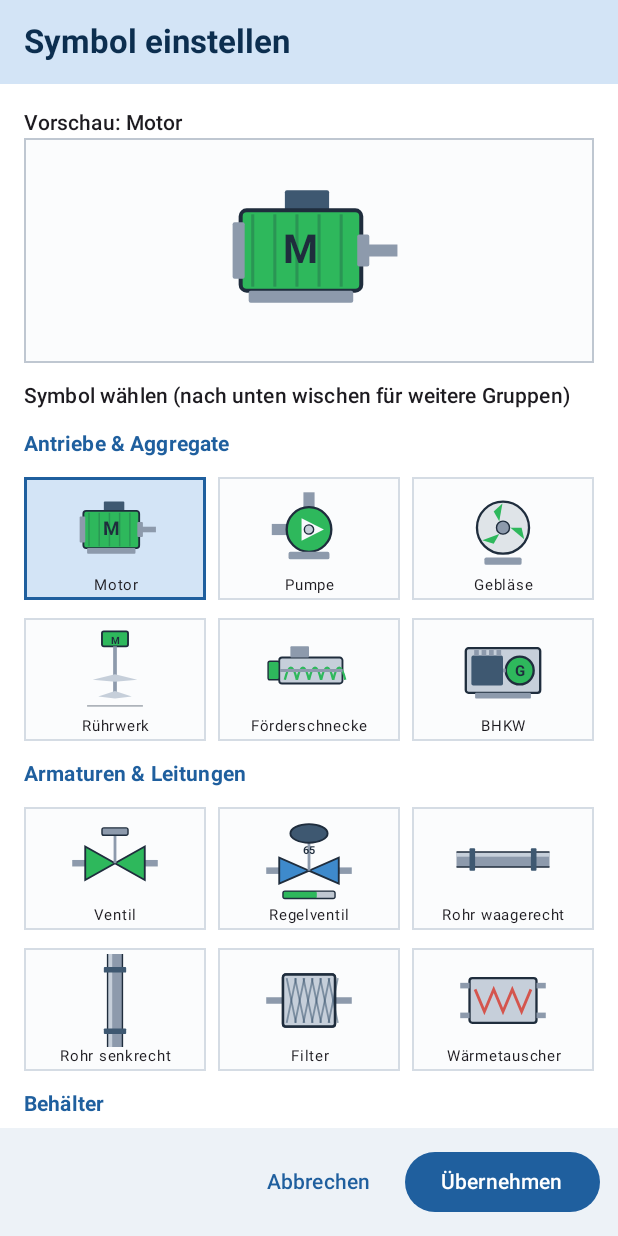
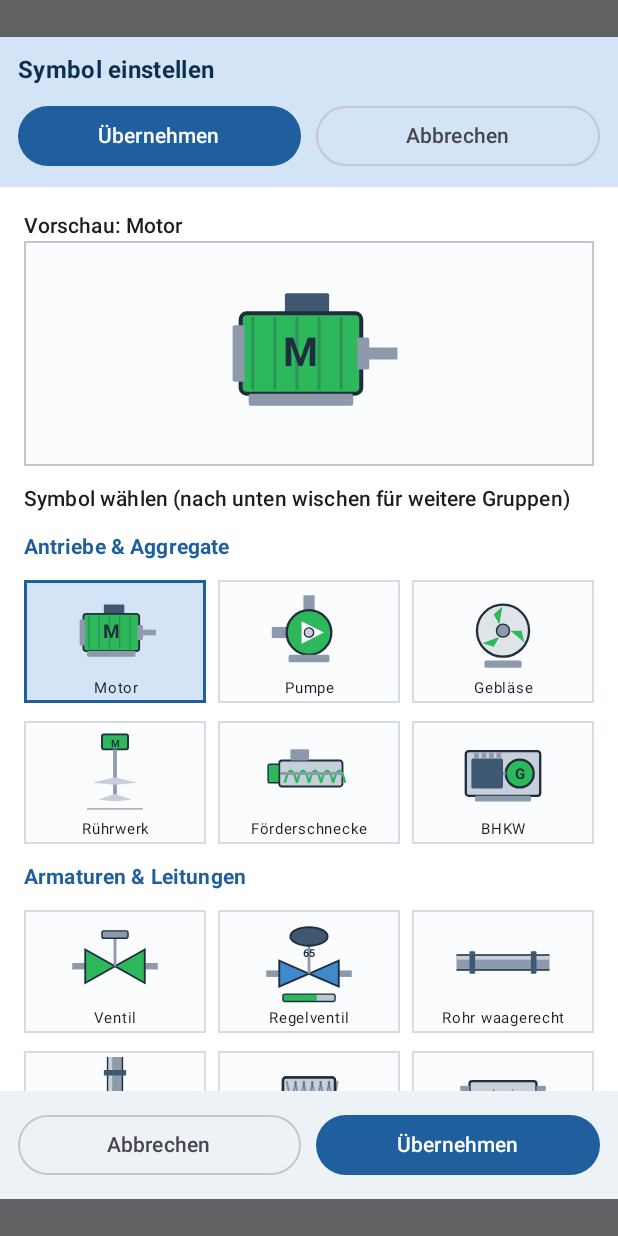
Before and after one commit to Hamster82/spsmonitor, an Android app built with Jetpack Compose: the composable ElementDialog called with empty values, on a phone screen of 412 x 824 dp. Run offline under Robolectric (Android 15) with nearby library versions, the phone set to English and light mode, and no system bars.

Commit message:
Bestaetigung im Elementdialog immer erreichbar
Der Dialog verliess sich auf fillMaxSize. Meldet das Dialogfenster eine
unbegrenzte Hoehe, waechst der Inhaltsbereich mit und schiebt die Fusszeile
samt Uebernehmen-Knopf aus dem Bild.

- Dialoghoehe wird jetzt aus der Bildschirmhoehe ausgerechnet, dadurch ist
  der Inhaltsbereich sicher begrenzt
- Uebernehmen und Abbrechen stehen zusaetzlich oben in der Kopfzeile, die
  als erstes angeordnet wird und nie verdraengt werden kann
- Knoepfe unten gleich breit und deutlicher

Co-Authored-By: Claude Opus 5 <noreply@anthropic.com>
Claude-Session: https://claude.ai/code/session_01EJsN37UgL2yk7jTZZ7gZp7

```diff
--- a/app/build.gradle.kts
+++ b/app/build.gradle.kts
@@ -12,8 +12,8 @@ android {
         applicationId = "de.spsmonitor"
         minSdk = 26
         targetSdk = 35
-        versionCode = 2
-        versionName = "1.2"
+        versionCode = 3
+        versionName = "1.3"
     }
 
     // Fester Schlüssel, damit neue Versionen über die alte installiert werden
--- a/app/src/main/java/de/spsmonitor/ui/ElementDialog.kt
+++ b/app/src/main/java/de/spsmonitor/ui/ElementDialog.kt
@@ -19,6 +19,7 @@ import androidx.compose.foundation.text.KeyboardOptions
 import androidx.compose.material3.Button
 import androidx.compose.material3.Checkbox
 import androidx.compose.material3.MaterialTheme
+import androidx.compose.material3.OutlinedButton
 import androidx.compose.material3.OutlinedTextField
 import androidx.compose.material3.Surface
 import androidx.compose.material3.Text
@@ -31,6 +32,7 @@ import androidx.compose.runtime.setValue
 import androidx.compose.ui.Alignment
 import androidx.compose.ui.Modifier
 import androidx.compose.ui.graphics.Color
+import androidx.compose.ui.platform.LocalConfiguration
 import androidx.compose.ui.text.font.FontWeight
 import androidx.compose.ui.text.input.KeyboardType
 import androidx.compose.ui.text.style.TextAlign
@@ -112,24 +114,47 @@ fun ElementDialog(
         }
     }
 
+    // Höhe selbst ausrechnen statt auf fillMaxSize zu bauen: ein Dialogfenster
+    // meldet je nach Gerät eine unbegrenzte Höhe, dann wüchse der Inhaltsbereich
+    // ins Unendliche und schöbe die Fußzeile aus dem Bild.
+    val konfiguration = LocalConfiguration.current
+    val dialogHoehe = (konfiguration.screenHeightDp * 0.94f).dp
+
     Dialog(
         onDismissRequest = onAbbrechen,
         properties = DialogProperties(usePlatformDefaultWidth = false)
     ) {
-        Surface(Modifier.fillMaxSize()) {
+        Surface(Modifier.fillMaxWidth().height(dialogHoehe)) {
             Column(Modifier.fillMaxSize().imePadding()) {
 
-                // ---------- Kopfzeile ----------
+                // ---------- Kopfzeile mit Bestätigung ----------
+                // Die Knöpfe stehen bewusst auch hier oben: die Kopfzeile wird
+                // als erstes angeordnet und kann nie verdrängt werden.
                 Surface(
                     color = MaterialTheme.colorScheme.primaryContainer,
                     modifier = Modifier.fillMaxWidth()
                 ) {
-                    Text(
-                        titel,
-                        Modifier.padding(horizontal = 16.dp, vertical = 14.dp),
-                        style = MaterialTheme.typography.titleLarge,
-                        fontWeight = FontWeight.Bold
-                    )
+                    Column(Modifier.padding(horizontal = 12.dp, vertical = 10.dp)) {
+                        Text(
+                            titel,
+                            style = MaterialTheme.typography.titleMedium,
+                            fontWeight = FontWeight.Bold
+                        )
+                        Row(
+                            Modifier.fillMaxWidth().padding(top = 8.dp),
+                            horizontalArrangement = Arrangement.spacedBy(10.dp),
+                            verticalAlignment = Alignment.CenterVertically
+                        ) {
+                            Button(
+                                onClick = { onSpeichern(gebaut()) },
+                                modifier = Modifier.weight(1f)
+                            ) { Text("Übernehmen") }
+                            OutlinedButton(
+                                onClick = onAbbrechen,
+                                modifier = Modifier.weight(1f)
+                            ) { Text("Abbrechen") }
+                        }
+                    }
                 }
 
                 // ---------- Scrollbarer Inhalt ----------
@@ -352,15 +377,21 @@ fun ElementDialog(
                     }
                 }
 
-                // ---------- Fußzeile ----------
+                // ---------- Fußzeile (zweite Gelegenheit, dieselbe Wirkung) ----------
                 Surface(tonalElevation = 3.dp, modifier = Modifier.fillMaxWidth()) {
                     Row(
                         Modifier.fillMaxWidth().padding(12.dp),
-                        horizontalArrangement = Arrangement.spacedBy(10.dp, Alignment.End),
+                        horizontalArrangement = Arrangement.spacedBy(10.dp),
                         verticalAlignment = Alignment.CenterVertically
                     ) {
-                        TextButton(onClick = onAbbrechen) { Text("Abbrechen") }
-                        Button(onClick = { onSpeichern(gebaut()) }) { Text("Übernehmen") }
+                        OutlinedButton(
+                            onClick = onAbbrechen,
+                            modifier = Modifier.weight(1f)
+                        ) { Text("Abbrechen") }
+                        Button(
+                            onClick = { onSpeichern(gebaut()) },
+                            modifier = Modifier.weight(1f)
+                        ) { Text("Übernehmen") }
                     }
                 }
             }
```
Also changed, not shown: 1 other file.
